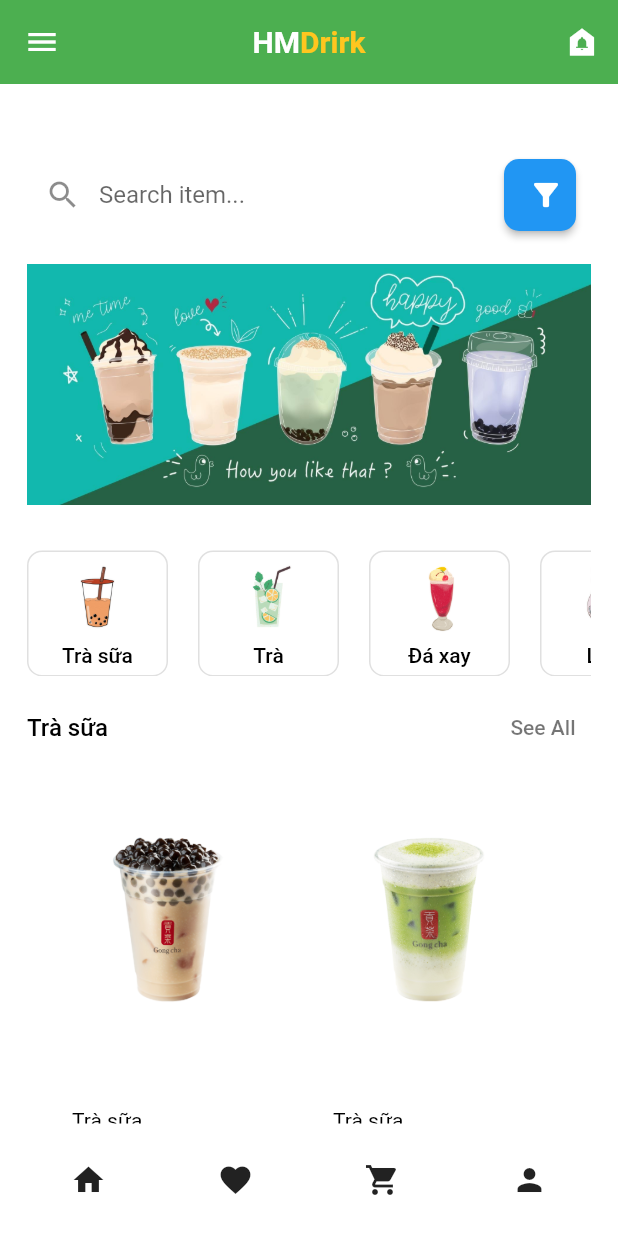
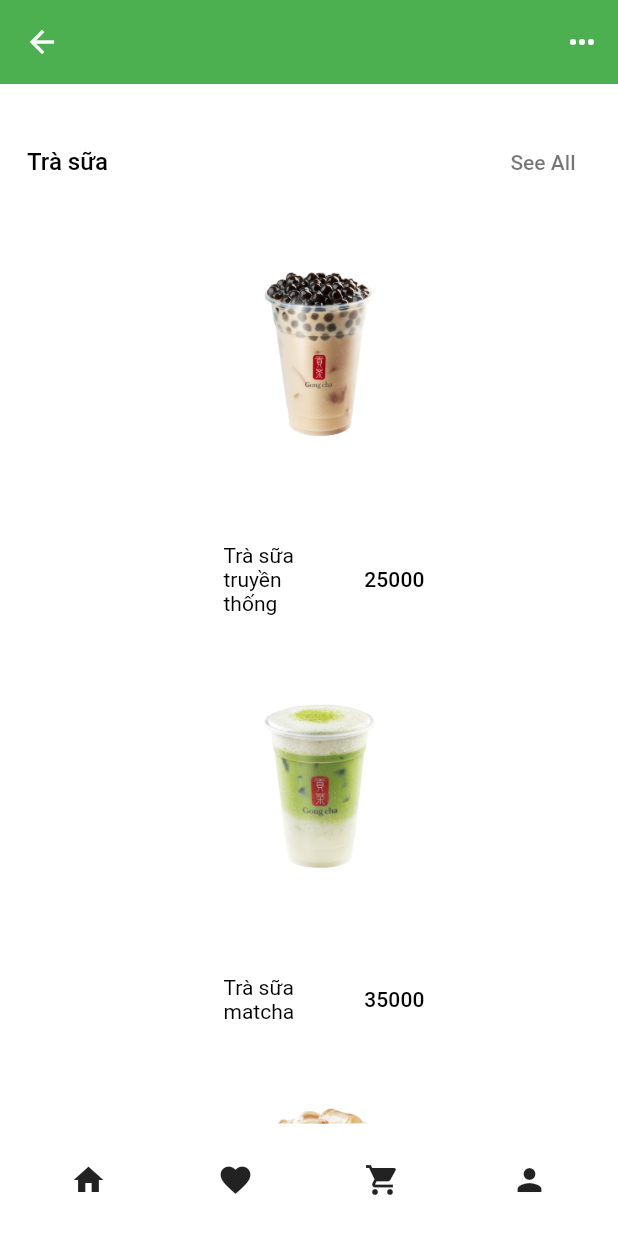
Before and after one commit to NguyenThiHueMinhB1910411/app_order, a Flutter app: the screen it shows after launch, after a tap on "See All", on a phone screen of 412 x 824 dp. Run offline on Flutter 3.47's test engine with Material 2 defaults, Android fonts, the phone set to English and light mode, and no system bars.

Commit message:
update see all in homescreen

```diff
--- a/lib/screens/home/home_screen.dart
+++ b/lib/screens/home/home_screen.dart
@@ -6,6 +6,7 @@ import 'package:order_food/screens/home/components/app_bar.dart';
 import 'package:order_food/screens/home/components/bottom_nav_bar.dart';
 import 'package:order_food/screens/home/components/category.dart';
 import 'package:order_food/screens/home/components/category_list.dart';
+import 'package:order_food/screens/home/components/column_category_list.dart';
 import 'package:order_food/screens/home/details/components/app_bar.dart';
 import 'package:order_food/screens/home/details/details-screen.dart';
 
@@ -376,7 +377,17 @@ class SectionTitle extends StatelessWidget {
                   fontWeight: FontWeight.w500,
                 )),
         TextButton(
-          onPressed: pressSeeAll,
+          // onPressed: pressSeeAll,
+          onPressed: () {
+            Navigator.push(
+              context,
+              MaterialPageRoute(
+                builder: (context) {
+                  return ShowCategoryList();
+                },
+              ),
+            );
+          },
           child: Text(
             "See All",
             style: TextStyle(color: Colors.black54),
```
